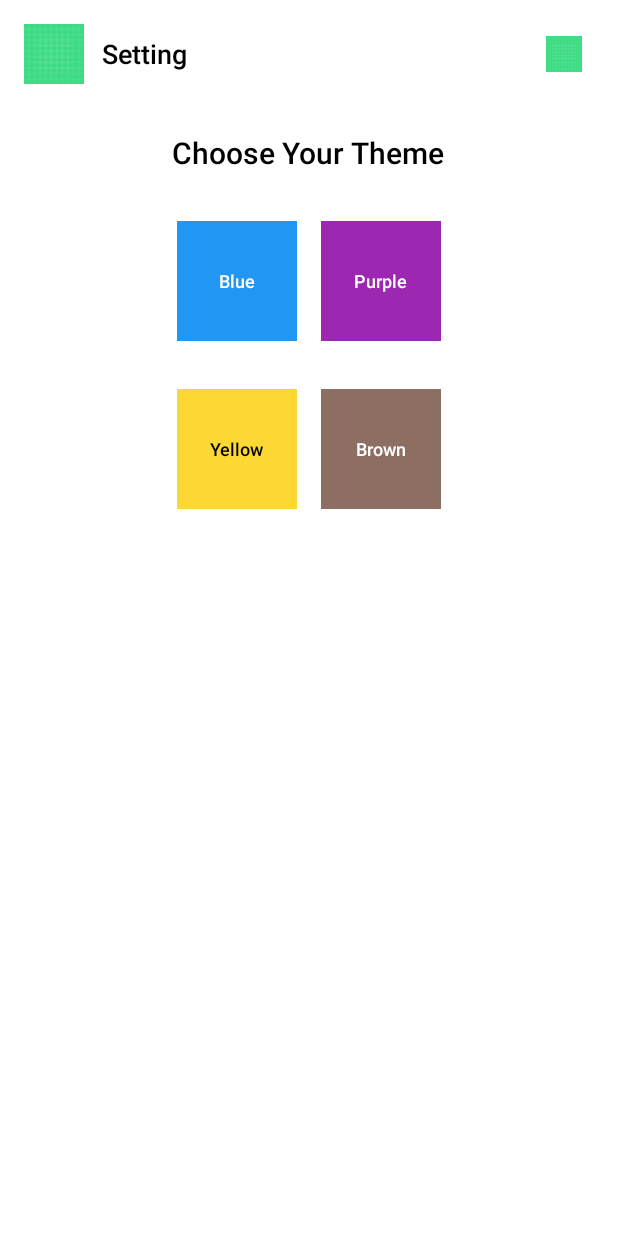
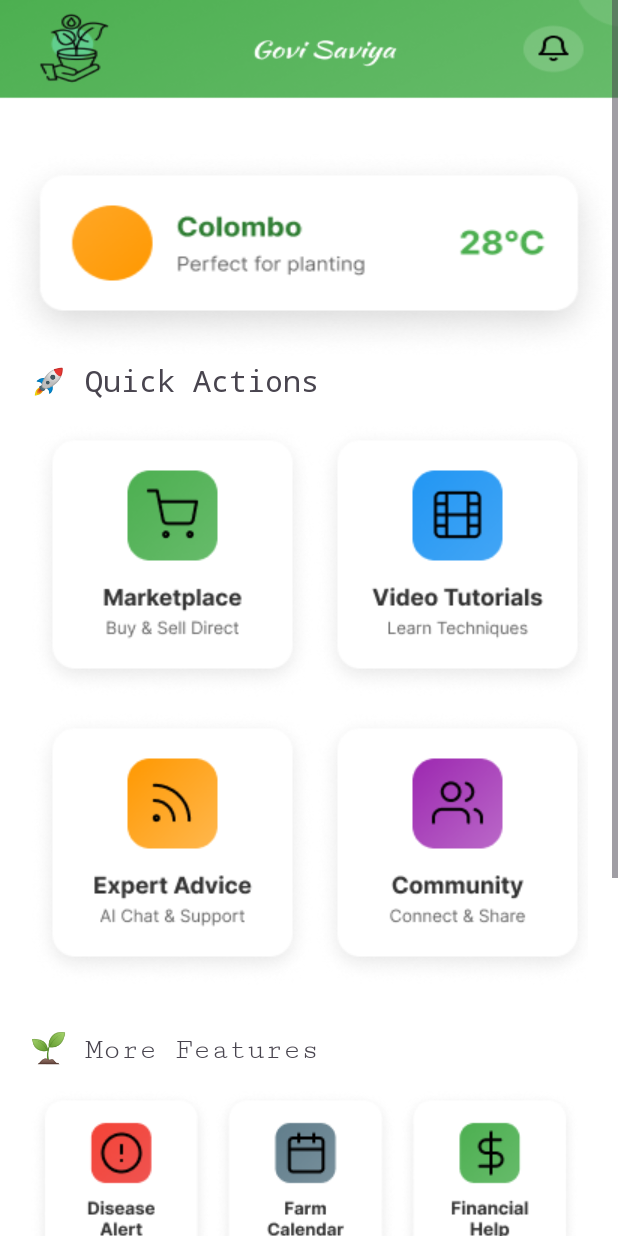
Before and after one commit to Dinushan4568/Govi_saviya, an Android app: the HomeActivity screen opened directly, with no data from a screen before it, on a phone screen of 412 x 824 dp. Run offline under Robolectric (Android 15) with nearby library versions, the phone set to English and light mode, and no system bars; Roboto replaces fonts that are not available here.

Commit message:
done dashboard

```diff
--- a/app/src/main/java/com/s23010535/govisaviya/HomeActivity.java
+++ b/app/src/main/java/com/s23010535/govisaviya/HomeActivity.java
@@ -18,53 +18,5 @@ public class HomeActivity extends AppCompatActivity {
         super.onCreate(savedInstanceState);
         setContentView(R.layout.activity_home);
 
-        initViews();
-        setupClickListeners();
     }
-
-    private void initViews() {
-        ivSettings = findViewById(R.id.iv_settings);
-        llColorBlue = findViewById(R.id.ll_color_blue);
-        llColorPurple = findViewById(R.id.ll_color_purple);
-        llColorYellow = findViewById(R.id.ll_color_yellow);
-        llColorBrown = findViewById(R.id.ll_color_brown);
     }
-
-    private void setupClickListeners() {
-
-
-        llColorBlue.setOnClickListener(new View.OnClickListener() {
-            @Override
-            public void onClick(View v) {
-                Toast.makeText(HomeActivity.this, "Blue theme selected", Toast.LENGTH_SHORT).show();
-                // Add theme change logic here
-            }
-        });
-
-        llColorPurple.setOnClickListener(new View.OnClickListener() {
-            @Override
-            public void onClick(View v) {
-                Toast.makeText(HomeActivity.this, "Purple theme selected", Toast.LENGTH_SHORT).show();
-                // Add theme change logic here
-            }
-        });
-
-        llColorYellow.setOnClickListener(new View.OnClickListener() {
-            @Override
-            public void onClick(View v) {
-                Toast.makeText(HomeActivity.this, "Yellow theme selected", Toast.LENGTH_SHORT).show();
-                // Add theme change logic here
-            }
-        });
-
-        llColorBrown.setOnClickListener(new View.OnClickListener() {
-            @Override
-            public void onClick(View v) {
-                Toast.makeText(HomeActivity.this, "Brown theme selected", Toast.LENGTH_SHORT).show();
-                // Add theme change logic here
-            }
-        });
-    }
-
-
-}
--- a/app/src/main/res/layout/activity_home.xml
+++ b/app/src/main/res/layout/activity_home.xml
@@ -1,164 +1,186 @@
 <?xml version="1.0" encoding="utf-8"?>
-<LinearLayout xmlns:android="http://schemas.android.com/apk/res/android"
+<ScrollView xmlns:android="http://schemas.android.com/apk/res/android"
+    xmlns:app="http://schemas.android.com/apk/res-auto"
     xmlns:tools="http://schemas.android.com/tools"
     android:layout_width="match_parent"
     android:layout_height="match_parent"
-    android:orientation="vertical"
-    android:background="@color/white"
-    android:padding="16dp">
+    android:background="@drawable/home"
+    android:fillViewport="true">
 
-    <!-- Header with user info and settings -->
-    <RelativeLayout
+    <LinearLayout
         android:layout_width="match_parent"
         android:layout_height="wrap_content"
-        android:layout_marginBottom="32dp">
+        android:layout_marginTop="100dp"
+        android:orientation="vertical"
+        android:paddingBottom="80dp">
+
+        <!-- Weather Card -->
 
         <LinearLayout
-            android:layout_width="wrap_content"
+            android:layout_width="match_parent"
             android:layout_height="wrap_content"
+            android:background="@drawable/bg_weather_card"
+            android:gravity="center_vertical"
             android:orientation="horizontal"
-            android:layout_centerVertical="true">
+            android:padding="20dp">
 
-            <ImageView
-                android:layout_width="40dp"
-                android:layout_height="40dp"
-                android:src="@drawable/ic_launcher_background"
-                android:layout_marginEnd="12dp"
-                android:contentDescription="Profile" />
+        </LinearLayout>
+
+        <LinearLayout
+            android:layout_width="match_parent"
+            android:layout_height="wrap_content"
+            android:layout_marginStart="20dp"
+            android:layout_marginEnd="20dp"
+            android:layout_marginBottom="20dp"
+            android:orientation="vertical">
 
             <TextView
                 android:layout_width="wrap_content"
                 android:layout_height="wrap_content"
-                android:text="Setting"
-                android:textSize="18sp"
-                android:textColor="@android:color/black"
-                android:fontFamily="sans-serif-medium"
-                android:layout_gravity="center_vertical" />
+                android:layout_marginBottom="15dp"
+                android:fontFamily="monospace"
+                android:text="🚀 Quick Actions"
+                android:textSize="20sp" />
+
+            <GridLayout
+                android:layout_width="match_parent"
+                android:layout_height="wrap_content"
+                android:columnCount="2"
+                android:rowCount="2">
+
+                <ImageView
+                    android:layout_width="wrap_content"
+                    android:layout_height="wrap_content"
+                    android:layout_marginBottom="10dp"
+                    android:background="@drawable/bg_marketplace_icon" />
+
+                <ImageView
+                    android:layout_width="wrap_content"
+                    android:layout_height="wrap_content"
+                    android:layout_marginBottom="10dp"
+                    android:background="@drawable/bg_tutorials_icon"
+                    android:padding="10dp" />
+
+                <ImageView
+                    android:layout_width="wrap_content"
+                    android:layout_height="wrap_content"
+                    android:layout_marginBottom="10dp"
+                    android:background="@drawable/bg_expert_advice_icon"
+                    android:padding="10dp" />
+
+                <ImageView
+                    android:layout_width="wrap_content"
+                    android:layout_height="wrap_content"
+                    android:layout_marginBottom="10dp"
+                    android:background="@drawable/bg_community_icon"
+                    android:padding="10dp" />
+
+            </GridLayout>
 
         </LinearLayout>
 
-        <ImageView
-            android:id="@+id/iv_settings"
-            android:layout_width="40dp"
-            android:layout_height="40dp"
-            android:layout_alignParentEnd="true"
-            android:layout_centerVertical="true"
-            android:background="@drawable/circle_background"
-            android:clickable="true"
-            android:contentDescription="Settings"
-            android:focusable="true"
-            android:padding="8dp"
-            android:src="@drawable/ic_launcher_background"
-            tools:ignore="TouchTargetSizeCheck" />
-
-    </RelativeLayout>
-
-    <!-- Color Palette Grid -->
-    <TextView
-        android:layout_width="wrap_content"
-        android:layout_height="wrap_content"
-        android:text="Choose Your Theme"
-        android:textSize="20sp"
-        android:textColor="@android:color/black"
-        android:fontFamily="sans-serif-medium"
-        android:layout_marginBottom="24dp"
-        android:layout_gravity="center_horizontal" />
-
-    <LinearLayout
-        android:layout_width="match_parent"
-        android:layout_height="wrap_content"
-        android:orientation="horizontal"
-        android:gravity="center"
-        android:layout_marginBottom="16dp">
-
         <LinearLayout
-            android:id="@+id/ll_color_blue"
-            android:layout_width="80dp"
-            android:layout_height="80dp"
-            android:background="@color/blue_primary"
-            android:layout_margin="8dp"
-            android:gravity="center"
-            android:clickable="true"
-            android:focusable="true">
+            android:layout_width="match_parent"
+            android:layout_height="wrap_content"
+            android:layout_marginStart="20dp"
+            android:layout_marginEnd="20dp"
+            android:orientation="vertical">
 
             <TextView
                 android:layout_width="wrap_content"
                 android:layout_height="wrap_content"
-                android:text="Blue"
-                android:textColor="@android:color/white"
-                android:textSize="12sp"
-                android:fontFamily="sans-serif-medium" />
+                android:layout_marginBottom="15dp"
+                android:fontFamily="serif-monospace"
+                android:text="🌱 More Features"
+                android:textSize="20sp" />
+
+            <GridLayout
+                android:layout_width="match_parent"
+                android:layout_height="wrap_content"
+                android:columnCount="3"
+                android:rowCount="2">
+
+                <ImageView
+                    android:layout_width="wrap_content"
+                    android:layout_height="wrap_content"
+                    android:layout_marginBottom="8dp"
+                    android:background="@drawable/bg_diseases_icon"
+                    android:padding="8dp" />
+
+                <ImageView
+                    android:layout_width="wrap_content"
+                    android:layout_height="wrap_content"
+                    android:layout_marginBottom="8dp"
+                    android:background="@drawable/bg_calendar_icon"
+                    android:padding="8dp" />
+
+                <ImageView
+                    android:layout_width="wrap_content"
+                    android:layout_height="wrap_content"
+                    android:layout_marginBottom="8dp"
+                    android:background="@drawable/bg_financial_icon"
+                    android:padding="8dp" />
+
+                <ImageView
+                    android:layout_width="wrap_content"
+                    android:layout_height="wrap_content"
+                    android:layout_marginBottom="8dp"
+                    android:background="@drawable/bg_workers_icon"
+                    android:padding="8dp" />
+
+                <ImageView
+                    android:layout_width="wrap_content"
+                    android:layout_height="wrap_content"
+                    android:layout_marginBottom="8dp"
+                    android:background="@drawable/bg_pesticides_icon"
+                    android:padding="8dp" />
+
+                <ImageView
+                    android:layout_width="wrap_content"
+                    android:layout_height="wrap_content"
+                    android:layout_marginBottom="8dp"
+                    android:background="@drawable/bg_feedback_icon"
+                    android:padding="8dp" />
+
+            </GridLayout>
 
         </LinearLayout>
 
         <LinearLayout
-            android:id="@+id/ll_color_purple"
-            android:layout_width="80dp"
-            android:layout_height="80dp"
-            android:background="@color/purple_primary"
-            android:layout_margin="8dp"
+            android:layout_width="match_parent"
+            android:layout_height="wrap_content"
+            android:background="@color/white"
+            android:elevation="8dp"
             android:gravity="center"
-            android:clickable="true"
-            android:focusable="true">
+            android:orientation="horizontal"
+            android:paddingTop="12dp"
+            android:paddingBottom="12dp">
 
-            <TextView
-                android:layout_width="wrap_content"
+            <ImageView
+                android:layout_width="70dp"
                 android:layout_height="wrap_content"
-                android:text="Purple"
-                android:textColor="@android:color/white"
-                android:textSize="12sp"
-                android:fontFamily="sans-serif-medium" />
+                android:src="@drawable/ic_home" />
+
+            <ImageView
+                android:layout_width="70dp"
+                android:layout_height="wrap_content"
+                android:src="@drawable/ic_shopping_cart" />
+
+            <ImageView
+                android:layout_width="70dp"
+                android:layout_height="wrap_content"
+                android:src="@drawable/ic_chat" />
+
+            <ImageView
+                android:layout_width="70dp"
+                android:layout_height="wrap_content"
+                android:src="@drawable/ic_learn" />
+
+            <ImageView
+                android:layout_width="70dp"
+                android:layout_height="wrap_content"
+                android:src="@drawable/ic_user" />
 
         </LinearLayout>
-
     </LinearLayout>
-
-    <LinearLayout
-        android:layout_width="match_parent"
-        android:layout_height="wrap_content"
-        android:orientation="horizontal"
-        android:gravity="center">
-
-        <LinearLayout
-            android:id="@+id/ll_color_yellow"
-            android:layout_width="80dp"
-            android:layout_height="80dp"
-            android:background="@color/yellow_primary"
-            android:layout_margin="8dp"
-            android:gravity="center"
-            android:clickable="true"
-            android:focusable="true">
-
-            <TextView
-                android:layout_width="wrap_content"
-                android:layout_height="wrap_content"
-                android:text="Yellow"
-                android:textColor="@android:color/black"
-                android:textSize="12sp"
-                android:fontFamily="sans-serif-medium" />
-
-        </LinearLayout>
-
-        <LinearLayout
-            android:id="@+id/ll_color_brown"
-            android:layout_width="80dp"
-            android:layout_height="80dp"
-            android:background="@color/brown_primary"
-            android:layout_margin="8dp"
-            android:gravity="center"
-            android:clickable="true"
-            android:focusable="true">
-
-            <TextView
-                android:layout_width="wrap_content"
-                android:layout_height="wrap_content"
-                android:text="Brown"
-                android:textColor="@android:color/white"
-                android:textSize="12sp"
-                android:fontFamily="sans-serif-medium" />
-
-        </LinearLayout>
-
-    </LinearLayout>
-
-</LinearLayout>
+</ScrollView>
--- a/app/src/main/res/layout/activity_otp.xml
+++ b/app/src/main/res/layout/activity_otp.xml
@@ -31,35 +31,36 @@
         android:id="@+id/et_otp"
         android:layout_width="match_parent"
         android:layout_height="48dp"
+        android:layout_marginBottom="24dp"
+        android:background="@drawable/edittext_background"
+        android:backgroundTint="#ECF38D"
+        android:gravity="center"
         android:hint="Enter OTP"
         android:inputType="number"
         android:maxLength="6"
-        android:background="@drawable/edittext_background"
         android:padding="12dp"
-        android:layout_marginBottom="24dp"
-        android:textColorHint="@color/gray_text"
         android:textColor="@android:color/black"
-        android:gravity="center" />
+        android:textColorHint="@color/gray_text" />
 
     <Button
         android:id="@+id/btn_confirm_otp"
         android:layout_width="match_parent"
         android:layout_height="48dp"
+        android:layout_marginBottom="16dp"
+        android:backgroundTint="#B2F38D"
+        android:fontFamily="sans-serif-medium"
         android:text="Confirm OTP"
-        android:textColor="@android:color/white"
-        android:background="@drawable/button_green_rounded"
-        android:textSize="16sp"
-        android:fontFamily="sans-serif-medium"
-        android:layout_marginBottom="16dp" />
+        android:textColor="@color/black"
+        android:textSize="16sp" />
 
     <Button
         android:id="@+id/btn_back_to_login"
         android:layout_width="match_parent"
         android:layout_height="48dp"
+        android:backgroundTint="#B2F38D"
+        android:fontFamily="sans-serif-medium"
         android:text="Back To Login"
-        android:textColor="@color/green_primary"
-        android:background="@drawable/button_white_rounded"
-        android:textSize="16sp"
-        android:fontFamily="sans-serif-medium" />
+        android:textColor="@color/black"
+        android:textSize="16sp" />
 
 </LinearLayout>
```
Also changed, not shown: app/src/main/res/drawable/bg_calendar_icon.png (added), app/src/main/res/drawable/bg_community_icon.png (added), app/src/main/res/drawable/bg_diseases_icon.png (added), app/src/main/res/drawable/bg_expert_advice_icon.png (added), app/src/main/res/drawable/bg_feedback_icon.png (added), app/src/main/res/drawable/bg_financial_icon.png (added), app/src/main/res/drawable/bg_marketplace_icon.png (added), app/src/main/res/drawable/bg_pesticides_icon.png (added), app/src/main/res/drawable/bg_tutorials_icon.png (added), app/src/main/res/drawable/bg_weather_card.png (added), app/src/main/res/drawable/bg_workers_icon.png (added), app/src/main/res/drawable/home.png (added), app/src/main/res/drawable/ic_chat.png (added), app/src/main/res/drawable/ic_home.png (added), 3 more files.
